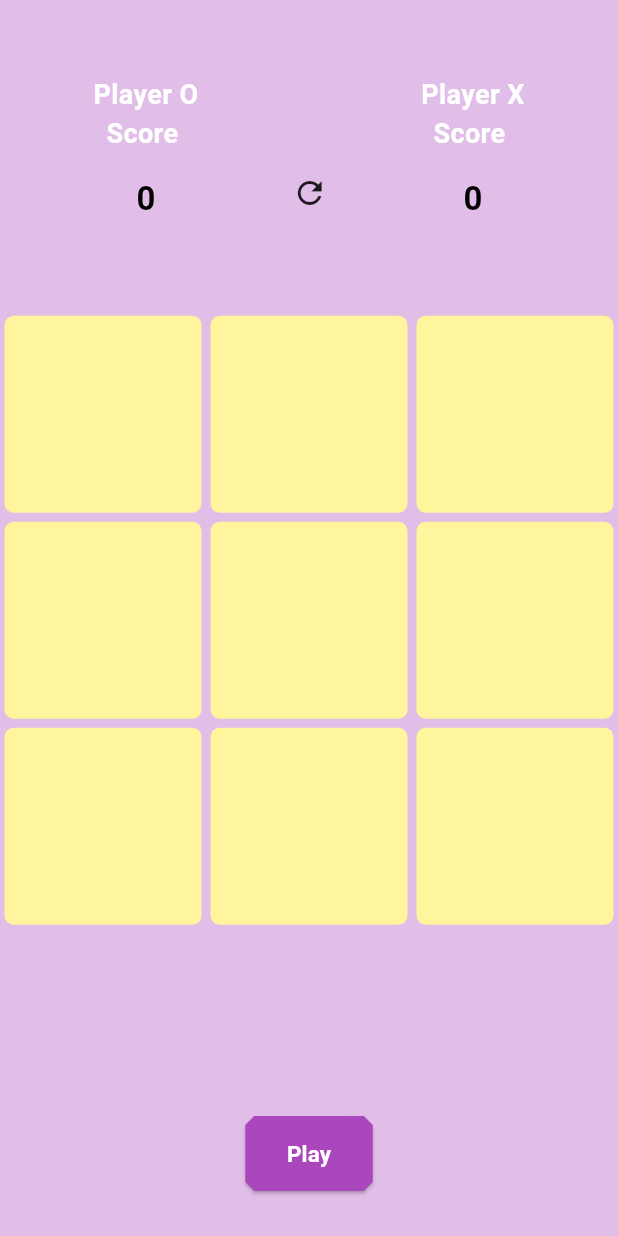
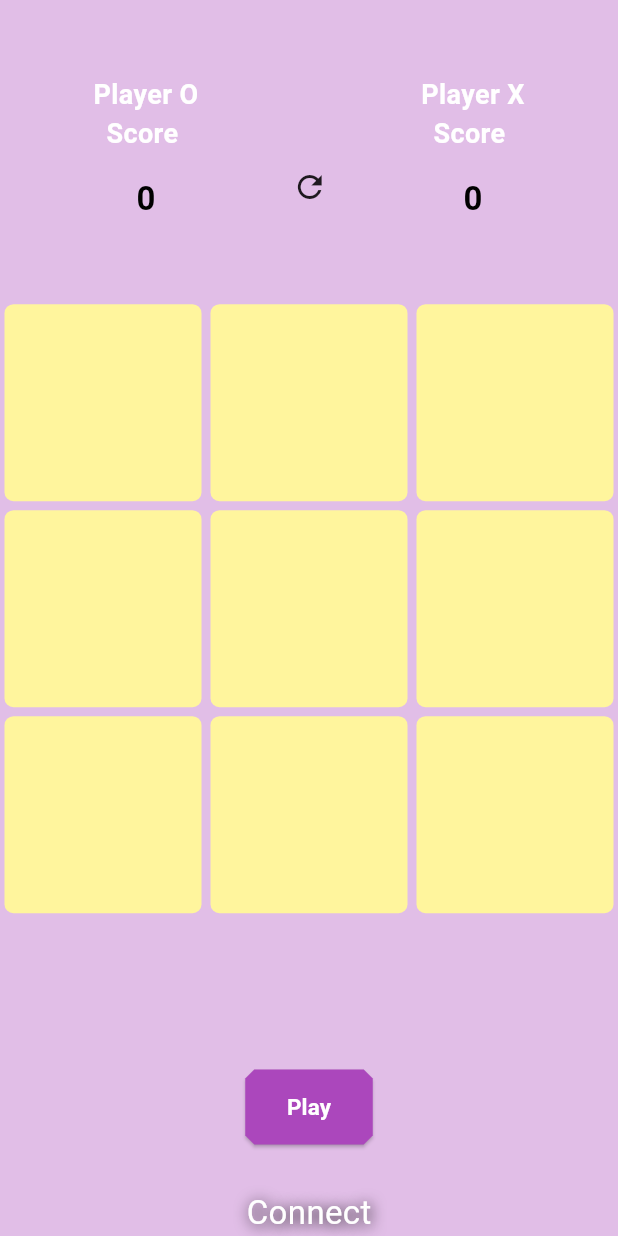
Before and after one commit to Vishesh-panghal/tic_tac_toe, a Flutter app: the MainScreenPage screen opened directly, on a phone screen of 412 x 824 dp. Run offline on Flutter 3.47's test engine with Material 2 defaults, Android fonts, the phone set to English and light mode, and no system bars; our stand-ins replace firebase_core, qr_flutter; missing offline and left inert: qr_code_scanner; accounts and stored records are empty.

Commit message:
minor changes

```diff
--- a/lib/connectionScreen.dart
+++ b/lib/connectionScreen.dart
@@ -1,3 +1,5 @@
+// ignore_for_file: file_names
+
 import 'dart:math';
 
 import 'package:flutter/material.dart';
--- a/lib/mainScreen.dart
+++ b/lib/mainScreen.dart
@@ -1,6 +1,7 @@
-// ignore_for_file: prefer_const_literals_to_create_immutables, prefer_const_constructors
+// ignore_for_file: file_names
 
 import 'package:flutter/material.dart';
+import 'package:tic_tac_toe/connectionScreen.dart';
 
 class MainScreenPage extends StatefulWidget {
   const MainScreenPage({super.key});
@@ -10,11 +11,11 @@ class MainScreenPage extends StatefulWidget {
 }
 
 class _MainScreenPageState extends State<MainScreenPage> {
-
   @override
   void initState() {
     super.initState();
   }
+
   int oScore = 0;
   int xScore = 0;
 
@@ -33,7 +34,7 @@ class _MainScreenPageState extends State<MainScreenPage> {
       body: SafeArea(
         child: Column(
           children: [
-            SizedBox(height: 50),
+            const SizedBox(height: 50),
             Expanded(
               flex: 1,
               child: Row(
@@ -41,24 +42,24 @@ class _MainScreenPageState extends State<MainScreenPage> {
                 children: [
                   Column(
                     children: [
-                      Text(
+                      const Text(
                         'Player O',
                         style: TextStyle(
                             color: Colors.white,
                             fontWeight: FontWeight.bold,
                             fontSize: 18),
                       ),
-                      Text(
+                      const Text(
                         'Score ',
                         style: TextStyle(
                             color: Colors.white,
                             fontWeight: FontWeight.bold,
                             fontSize: 18),
                       ),
-                      SizedBox(height: 15),
+                      const SizedBox(height: 15),
                       Text(
                         oScore.toString(),
-                        style: TextStyle(
+                        style: const TextStyle(
                           fontWeight: FontWeight.bold,
                           color: Colors.black,
                           fontSize: 22,
@@ -70,27 +71,27 @@ class _MainScreenPageState extends State<MainScreenPage> {
                       onTap: () {
                         resetScore();
                       },
-                      child: Icon(Icons.refresh)),
+                      child: const Icon(Icons.refresh)),
                   Column(
                     children: [
-                      Text(
+                      const Text(
                         'Player X',
                         style: TextStyle(
                             color: Colors.white,
                             fontWeight: FontWeight.bold,
                             fontSize: 18),
                       ),
-                      Text(
+                      const Text(
                         'Score ',
                         style: TextStyle(
                             color: Colors.white,
                             fontWeight: FontWeight.bold,
                             fontSize: 18),
                       ),
-                      SizedBox(height: 15),
+                      const SizedBox(height: 15),
                       Text(
                         xScore.toString(),
-                        style: TextStyle(
+                        style: const TextStyle(
                           fontWeight: FontWeight.bold,
                           color: Colors.black,
                           fontSize: 22,
@@ -105,7 +106,7 @@ class _MainScreenPageState extends State<MainScreenPage> {
               flex: 3,
               child: GridView.builder(
                 itemCount: 9,
-                gridDelegate: SliverGridDelegateWithFixedCrossAxisCount(
+                gridDelegate: const SliverGridDelegateWithFixedCrossAxisCount(
                     crossAxisCount: 3),
                 itemBuilder: (context, index) {
                   return GestureDetector(
@@ -115,8 +116,8 @@ class _MainScreenPageState extends State<MainScreenPage> {
                       }
                     },
                     child: Container(
-                      margin: EdgeInsets.all(3),
-                      padding: EdgeInsets.all(2),
+                      margin: const EdgeInsets.all(3),
+                      padding: const EdgeInsets.all(2),
                       height: 70,
                       width: 70,
                       decoration: BoxDecoration(
@@ -125,7 +126,7 @@ class _MainScreenPageState extends State<MainScreenPage> {
                       child: Center(
                         child: Text(
                           displayO[index],
-                          style: TextStyle(
+                          style: const TextStyle(
                             color: Colors.black54,
                             fontSize: 52,
                           ),
@@ -138,13 +139,13 @@ class _MainScreenPageState extends State<MainScreenPage> {
             ),
             Text(
               resultDeclares,
-              style: TextStyle(
+              style: const TextStyle(
                 color: Colors.white,
                 fontSize: 24,
                 fontWeight: FontWeight.bold,
               ),
             ),
-            SizedBox(height: 30),
+            const SizedBox(height: 30),
             SizedBox(
               height: 50,
               width: 85,
@@ -156,7 +157,7 @@ class _MainScreenPageState extends State<MainScreenPage> {
                   onPressed: () {
                     resetGame();
                   },
-                  child: Text(
+                  child: const Text(
                     'Play',
                     style: TextStyle(
                       color: Colors.white,
@@ -165,7 +166,27 @@ class _MainScreenPageState extends State<MainScreenPage> {
                     ),
                   )),
             ),
-            SizedBox(height: 30),
+            const SizedBox(height: 30),
+            GestureDetector(
+              onTap: () {
+                Navigator.pushReplacement(
+                    context,
+                    MaterialPageRoute(
+                      builder: (context) => const ConnectionScreen(),
+                    ));
+              },
+              child: const Text(
+                'Connect',
+                style: TextStyle(color: Colors.white, fontSize: 22, shadows: [
+                  BoxShadow(
+                    color: Colors.black,
+                    blurRadius: 12,
+                    blurStyle: BlurStyle.inner,
+                    offset: Offset(1, 1),
+                  )
+                ]),
+              ),
+            )
           ],
         ),
       ),
--- a/lib/scanScreen.dart
+++ b/lib/scanScreen.dart
@@ -1,4 +1,4 @@
-// ignore_for_file: prefer_const_literals_to_create_immutables, prefer_const_constructors
+// ignore_for_file: file_names, non_constant_identifier_names
 
 import 'package:flutter/material.dart';
 import 'package:qr_code_scanner/qr_code_scanner.dart';
@@ -28,7 +28,7 @@ class _ScanScreenState extends State<ScanScreen> {
       body: SafeArea(
         child: Column(
           children: [
-            Row(
+            const Row(
               mainAxisAlignment: MainAxisAlignment.center,
               children: [
                 Text(
@@ -48,7 +48,7 @@ class _ScanScreenState extends State<ScanScreen> {
                 ),
               ],
             ),
-            SizedBox(height: 40),
+            const SizedBox(height: 40),
             SizedBox(
               height: 350,
               width: 350,
@@ -57,10 +57,10 @@ class _ScanScreenState extends State<ScanScreen> {
                 onQRViewCreated: _QRViewCreated,
               ),
             ),
-            SizedBox(height: 50),
+            const SizedBox(height: 50),
             Text(
               scannedCode,
-                  style: TextStyle(
+              style: const TextStyle(
                   color: Colors.white,
                   fontWeight: FontWeight.bold,
                   fontSize: 32,
```
Lines whose indentation alone changed are shown as unchanged.
